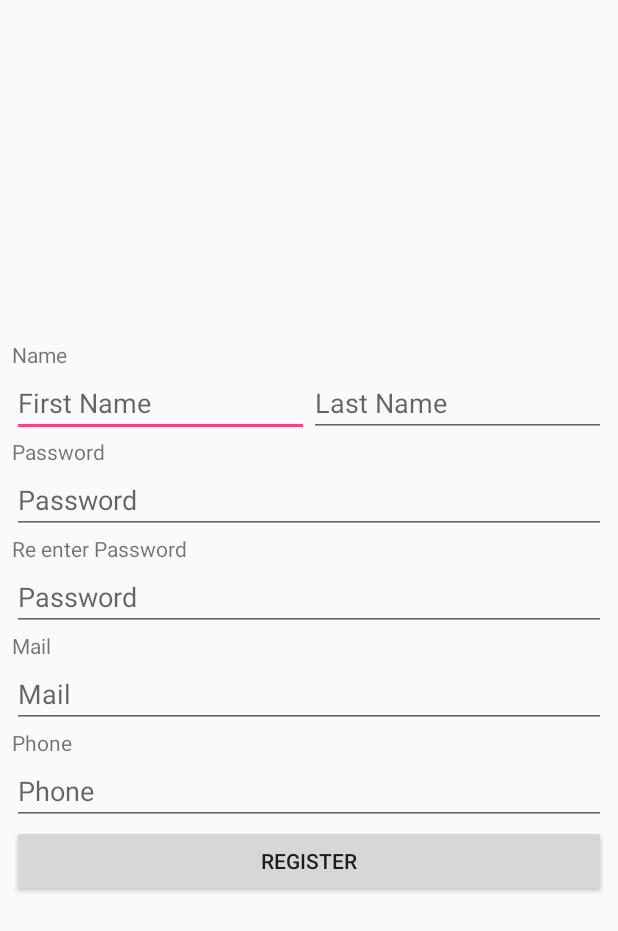
After one commit to Anghelita/Proiect_PSO, an Android app: the Register screen opened directly, with no data from a screen before it, on a phone screen of 412 x 824 dp. The commit adds this screen. Shown: the top 931 px of the screen. Run offline under Robolectric (Android 15) with nearby library versions, the phone set to English and light mode, and no system bars.

Commit message:
Register- implementation

```diff
--- a/app/src/main/AndroidManifest.xml
+++ b/app/src/main/AndroidManifest.xml
@@ -1,7 +1,9 @@
 <?xml version="1.0" encoding="utf-8"?>
 <manifest xmlns:android="http://schemas.android.com/apk/res/android"
     package="com.anghelita.proiect_pso">
-    <uses-permission android:name="android.permission.INTERNET"/>
+
+    <uses-permission android:name="android.permission.INTERNET" />
+
     <application
         android:allowBackup="true"
         android:icon="@mipmap/ic_launcher"
@@ -16,6 +18,7 @@
                 <category android:name="android.intent.category.LAUNCHER" />
             </intent-filter>
         </activity>
+        <activity android:name=".Register"></activity>
     </application>
 
 </manifest>
--- /dev/null
+++ b/app/src/main/java/com/anghelita/proiect_pso/Register.java
@@ -0,0 +1,48 @@
+package com.anghelita.proiect_pso;
+
+import android.support.v7.app.AppCompatActivity;
+import android.os.Bundle;
+import android.view.View;
+import android.widget.EditText;
+import android.widget.Toast;
+
+public class Register extends AppCompatActivity {
+
+    EditText FirstName;
+    EditText LastName;
+    EditText Password;
+    EditText RePassword;
+    EditText Mail;
+    EditText Phone;
+
+    @Override
+    protected void onCreate(Bundle savedInstanceState) {
+        super.onCreate(savedInstanceState);
+        setContentView(R.layout.activity_register);
+        FirstName = findViewById(R.id.editText_First_Name);
+        LastName = findViewById(R.id.editText_Last_Name);
+        Password = findViewById(R.id.editText_Password);
+        RePassword = findViewById(R.id.editText_re_Password);
+        Mail = findViewById(R.id.editText_Mail);
+        Phone = findViewById(R.id.editText_Phone);
+    }
+
+    public void Register(View view) {
+        String method = "register";
+        String firstname=FirstName.getText().toString();
+        String lasttname=LastName.getText().toString();
+        String password=Password.getText().toString();
+        String repassword=RePassword.getText().toString();
+        String mail=Mail.getText().toString();
+        String phone=Phone.getText().toString();
+
+        if(password.equals(repassword)) {
+            BackgroundTask backgroundTask = new BackgroundTask(this);
+            backgroundTask.execute(method, firstname, lasttname, password, mail, phone);
+        }
+        else
+        {
+            Toast.makeText(this, "Incorrect Password!", Toast.LENGTH_SHORT).show();
+        }
+    }
+}
--- /dev/null
+++ b/app/src/main/res/layout/activity_register.xml
@@ -0,0 +1,118 @@
+<?xml version="1.0" encoding="utf-8"?>
+<android.support.constraint.ConstraintLayout xmlns:android="http://schemas.android.com/apk/res/android"
+    xmlns:app="http://schemas.android.com/apk/res-auto"
+    xmlns:tools="http://schemas.android.com/tools"
+    android:layout_width="match_parent"
+    android:layout_height="match_parent"
+    tools:context="com.anghelita.proiect_pso.Register">
+
+    <LinearLayout
+        android:layout_width="0dp"
+        android:layout_height="wrap_content"
+        android:layout_marginEnd="8dp"
+        android:layout_marginStart="8dp"
+        android:gravity="top"
+        android:orientation="vertical"
+        app:layout_constraintBottom_toBottomOf="parent"
+        app:layout_constraintEnd_toEndOf="parent"
+        app:layout_constraintHorizontal_bias="0.5"
+        app:layout_constraintStart_toStartOf="parent"
+        app:layout_constraintTop_toTopOf="parent">
+
+        <TextView
+            android:id="@+id/textView_Name"
+            android:layout_width="match_parent"
+            android:layout_height="wrap_content"
+            android:text="@string/Name" />
+
+        <LinearLayout
+            android:layout_width="match_parent"
+            android:layout_height="wrap_content"
+            android:orientation="horizontal">
+
+            <EditText
+                android:id="@+id/editText_First_Name"
+                android:layout_width="wrap_content"
+                android:layout_height="wrap_content"
+                android:layout_weight="1"
+                android:ems="10"
+                android:hint="@string/FirstName"
+                android:inputType="textPersonName" />
+
+            <EditText
+                android:id="@+id/editText_Last_Name"
+                android:layout_width="wrap_content"
+                android:layout_height="wrap_content"
+                android:layout_weight="1"
+                android:ems="10"
+                android:hint="@string/LastName"
+                android:inputType="textPersonName" />
+
+        </LinearLayout>
+
+        <TextView
+            android:id="@+id/textView_Password"
+            android:layout_width="match_parent"
+            android:layout_height="wrap_content"
+            android:text="@string/Password" />
+
+        <EditText
+            android:id="@+id/editText_Password"
+            android:layout_width="match_parent"
+            android:layout_height="wrap_content"
+            android:ems="10"
+            android:hint="@string/Password"
+            android:inputType="textPassword" />
+
+        <TextView
+            android:id="@+id/textView_Re_Password"
+            android:layout_width="match_parent"
+            android:layout_height="wrap_content"
+            android:text="@string/Repass" />
+
+        <EditText
+            android:id="@+id/editText_re_Password"
+            android:layout_width="match_parent"
+            android:layout_height="wrap_content"
+            android:ems="10"
+            android:hint="@string/Password"
+            android:inputType="textPassword" />
+
+        <TextView
+            android:id="@+id/textView_Mail"
+            android:layout_width="match_parent"
+            android:layout_height="wrap_content"
+            android:text="@string/Email" />
+
+        <EditText
+            android:id="@+id/editText_Mail"
+            android:layout_width="match_parent"
+            android:layout_height="wrap_content"
+            android:ems="10"
+            android:hint="@string/Email"
+            android:inputType="textEmailAddress" />
+
+        <TextView
+            android:id="@+id/textView_Phone"
+            android:layout_width="match_parent"
+            android:layout_height="wrap_content"
+            android:text="@string/PhoneNumber" />
+
+        <EditText
+            android:id="@+id/editText_Phone"
+            android:layout_width="match_parent"
+            android:layout_height="wrap_content"
+            android:ems="10"
+            android:hint="@string/PhoneNumber"
+            android:inputType="phone" />
+
+        <Button
+            android:id="@+id/button_Register"
+            android:layout_width="match_parent"
+            android:layout_height="wrap_content"
+            android:onClick="Register"
+            android:text="@string/register" />
+
+    </LinearLayout>
+
+</android.support.constraint.ConstraintLayout>
--- a/app/src/main/res/values/strings.xml
+++ b/app/src/main/res/values/strings.xml
@@ -1,8 +1,15 @@
 <resources>
     <string name="app_name">Proiect_PSO</string>
-    <string name="user">username</string>
+    <string name="user">Email</string>
     <string name="pass">password</string>
     <string name="remember_credentials">Remember me</string>
     <string name="Login">Login</string>
     <string name="register">Register</string>
+    <string name="FirstName">First Name</string>
+    <string name="LastName">Last Name</string>
+    <string name="Password">Password</string>
+    <string name="Repass">Re enter Password</string>
+    <string name="Email">Mail</string>
+    <string name="PhoneNumber">Phone</string>
+    <string name="Name">Name</string>
 </resources>
```
Also changed, not shown: app/src/main/java/com/anghelita/proiect_pso/BackgroundTask.java (added, +68 -0 lines), app/src/main/java/com/anghelita/proiect_pso/Custom_Listener.java (deleted, +0 -21 lines), app/src/main/java/com/anghelita/proiect_pso/MainActivity.java (+15 -12 lines), app/src/main/java/com/anghelita/proiect_pso/PHP_Connection.java (deleted, +0 -58 lines), app/src/main/java/com/anghelita/proiect_pso/URL_Stuff.java (added, +58 -0 lines), app/src/main/res/layout/activity_main.xml (+15 -14 lines).
